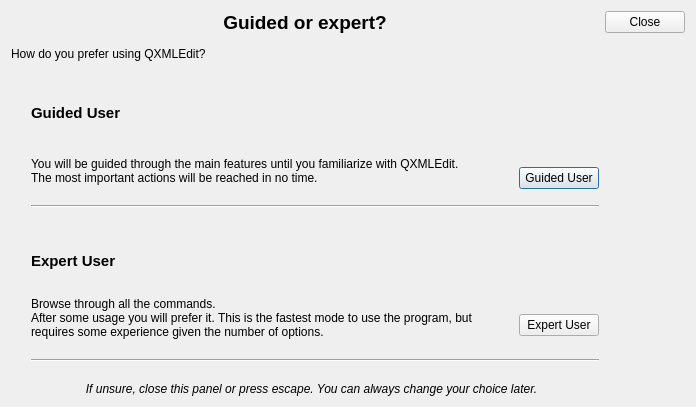
Qt form src/modules/help/firstaccessdialog.ui (lbellonda/qxmledit) before a commit.
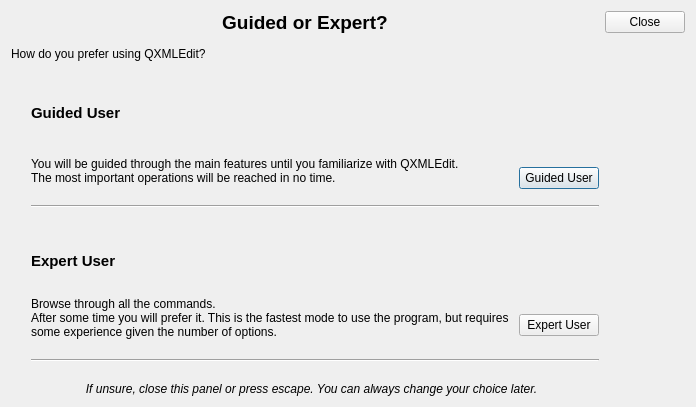
The same form after that commit. Icons and pictures are not drawn.

The edit to the form file:
```diff
--- a/src/modules/help/firstaccessdialog.ui
+++ b/src/modules/help/firstaccessdialog.ui
@@ -36,7 +36,7 @@
         </font>
        </property>
        <property name="text">
-        <string>Guided or expert?</string>
+        <string>Guided or Expert?</string>
        </property>
        <property name="alignment">
         <set>Qt::AlignCenter</set>
@@ -88,7 +88,7 @@
          </property>
          <property name="text">
           <string>You will be guided through the main features until you familiarize with QXMLEdit.
-The most important actions will be reached in no time.
+The most important operations will be reached in no time.
 </string>
          </property>
          <property name="alignment">
@@ -138,7 +138,7 @@
         <widget class="QLabel" name="label_4">
          <property name="text">
           <string>Browse through all the commands.
-After some usage you will prefer it. This is the fastest mode to use the program, but requires some experience given the number of options.
+After some time you will prefer it. This is the fastest mode to use the program, but requires some experience given the number of options.
 </string>
          </property>
          <property name="wordWrap">
```
Left out of the diff: 1 changed line with no effect on the pictures.
